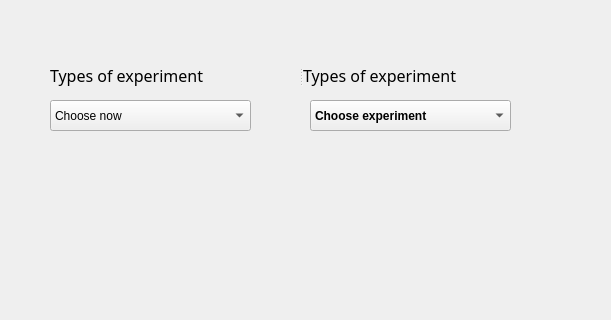
thepiperatthegates/MIR_SRC_CODE, file GUI_SRC_CODE/src/main_window_test.ui: the form before one commit; both pictures show x 0 to 611 and y 0 to 320 of the 611 by 529 pixel window.
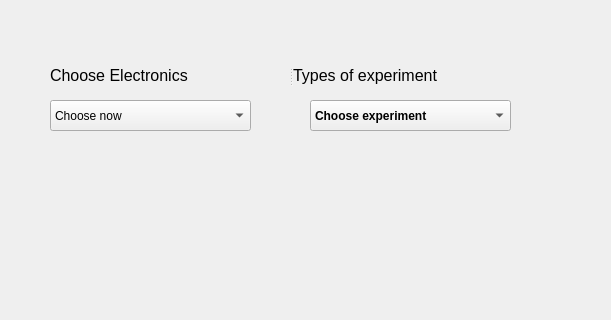
The form after the commit.

The edit to the form file:
```diff
--- a/GUI_SRC_CODE/src/main_window_test.ui
+++ b/GUI_SRC_CODE/src/main_window_test.ui
@@ -95,18 +95,18 @@
     <widget class="QLabel" name="label_choose_electronic">
      <property name="font">
       <font>
-       <family>CMU Serif</family>
+       <family>Arial</family>
        <pointsize>12</pointsize>
       </font>
      </property>
      <property name="text">
-      <string>Types of experiment </string>
+      <string>Choose Electronics</string>
      </property>
     </widget>
     <widget class="QLabel" name="label_choose_experiment">
      <property name="font">
       <font>
-       <family>CMU Serif</family>
+       <family>Arial</family>
        <pointsize>12</pointsize>
       </font>
      </property>
```
